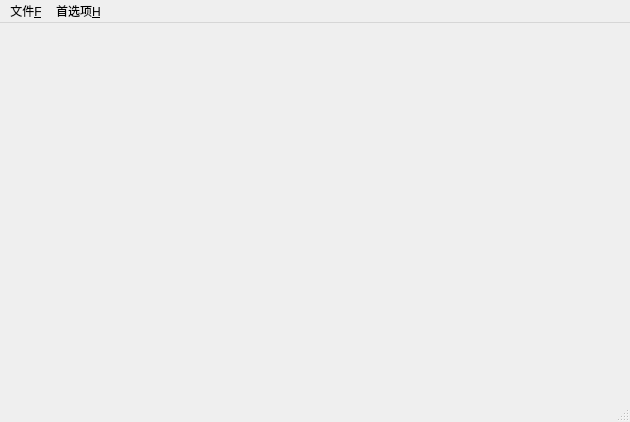
Old version of the form homepage.ui in the repository ShyiGoldink/GoldinkGalgameEngine-for-Eidter.
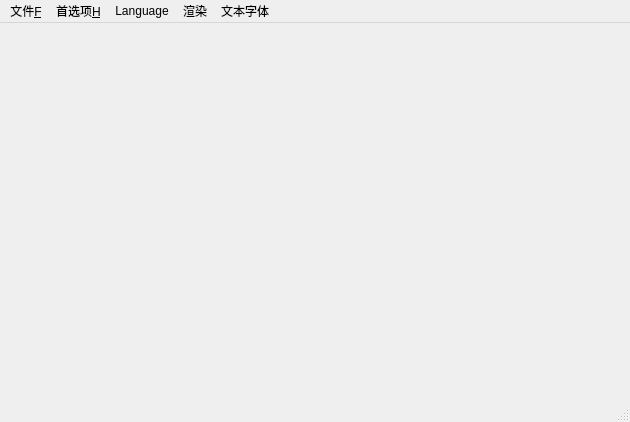
New version of the form.

Patch:
```diff
--- a/homepage.ui
+++ b/homepage.ui
@@ -28,7 +28,7 @@
      <string>文件&amp;F</string>
     </property>
    </widget>
-   <widget class="QMenu" name="menu_H">
+   <widget class="QMenu" name="menu">
     <property name="title">
      <string>首选项&amp;H</string>
     </property>
@@ -38,10 +38,33 @@
      </property>
      <addaction name="action_2"/>
     </widget>
-    <addaction name="menu"/>
+    <addaction name="menu_2"/>
+   </widget>
+   <widget class="QMenu" name="menuLanguage">
+    <property name="title">
+     <string>Language</string>
+    </property>
+    <addaction name="englishAction"/>
+    <addaction name="chineseAction"/>
+   </widget>
+   <widget class="QMenu" name="menu_3">
+    <property name="title">
+     <string>渲染</string>
+    </property>
+    <addaction name="multiProjectAction"/>
+   </widget>
+   <widget class="QMenu" name="menu_4">
+    <property name="title">
+     <string>文本字体</string>
+    </property>
+    <addaction name="loadFont"/>
+    <addaction name="changeFont"/>
    </widget>
    <addaction name="menu_F"/>
-   <addaction name="menu_H"/>
+   <addaction name="menu"/>
+   <addaction name="menuLanguage"/>
+   <addaction name="menu_3"/>
+   <addaction name="menu_4"/>
   </widget>
   <widget class="QStatusBar" name="statusbar"/>
   <action name="action_2">
```
Left out of the diff: 64 changed lines with no effect on the pictures.
